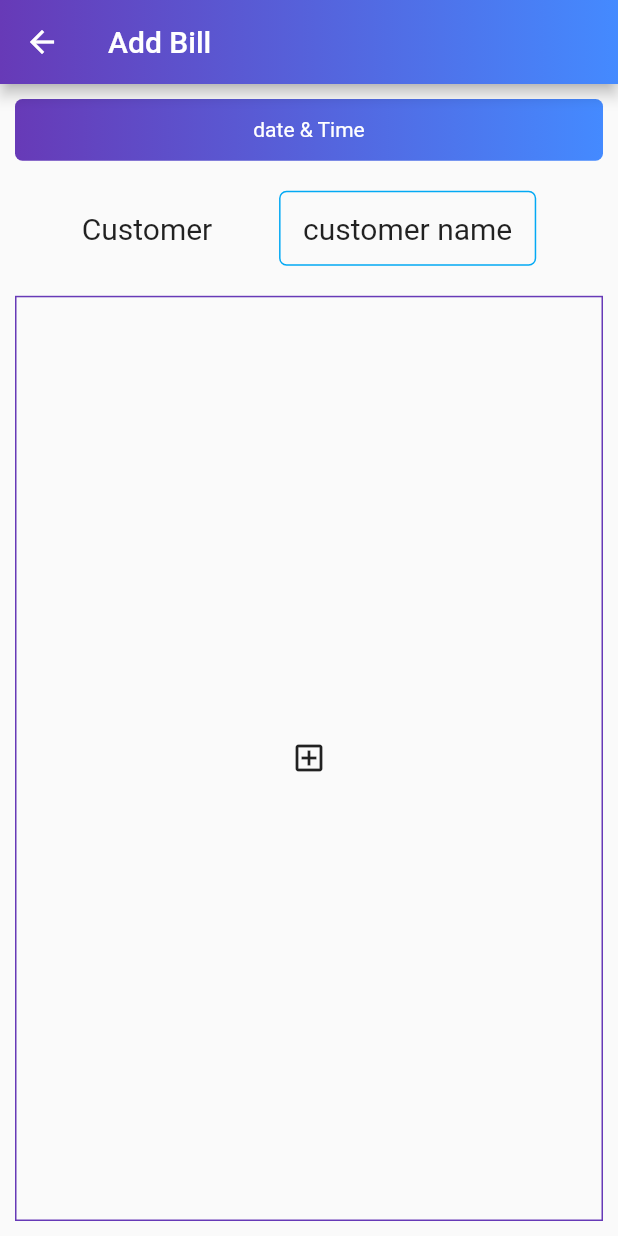
After one commit to mlg199968/price_list_pro, a Flutter app: the screen it shows after launch, item 2 of the bottom bar chosen, after a tap on "Add Bill", on a phone screen of 412 x 824 dp. The commit adds this screen. Run offline on Flutter 3.47's test engine with Material 2 defaults, Android fonts, the phone set to English and light mode, and no system bars; our stand-ins replace auto_size_text, dropdown_button2; network calls fail.

Commit message:
fourth commit

```diff
--- /dev/null
+++ b/lib/features/add/add_bill/add_bill.dart
@@ -0,0 +1,69 @@
+import 'package:flutter/material.dart';
+import 'package:price_list_pro/constants/constants.dart';
+import 'package:price_list_pro/features/add/add_bill/screens/customer_select_screen.dart';
+
+class AddBill extends StatefulWidget {
+  static const String id="/AddBill";
+  const AddBill({Key? key}) : super(key: key);
+
+  @override
+  State<AddBill> createState() => _AddBillState();
+}
+
+class _AddBillState extends State<AddBill> {
+  @override
+  Widget build(BuildContext context) {
+    return Scaffold(
+      appBar: AppBar(
+        flexibleSpace: Container(
+          decoration: const BoxDecoration(gradient: kMainGradiant),
+        ),
+        title: const Text("Add Bill"),),
+      body: Container(
+        padding: const EdgeInsets.all(10),
+        child: Column(
+          children: [
+            //TODO: Time & Date Part
+            Container(
+              height: MediaQuery.of(context).size.height *.05,
+              alignment: Alignment.center,
+              decoration: BoxDecoration(gradient: kMainGradiant,borderRadius: BorderRadius.circular(5)),
+              child: const Text("date & Time",style:TextStyle(color: Colors.white),),
+            ),
+            const SizedBox(
+              height: 20,
+            ),
+            //TODO: Choose Customer Part
+            Row(
+              mainAxisAlignment: MainAxisAlignment.spaceEvenly,
+              children: [
+                const Text("Customer",style: TextStyle(fontSize: 20),),
+                GestureDetector(
+                  onTap: (){
+                    Navigator.pushNamed(context, CustomerSelectScreen.id);
+                  },
+                  child: Container(
+                    alignment: Alignment.center,
+                    padding: const EdgeInsets.symmetric(horizontal: 15),
+                    height: 50,
+                    decoration: BoxDecoration(borderRadius: BorderRadius.circular(5),border: Border.all(color: Colors.lightBlue)),
+                    child: const Text("customer name",style: TextStyle(fontSize: 20),),
+                  ),
+                ),
+
+              ],
+            ),
+            SizedBox(height: 20,),
+            Expanded(
+              child: Container(
+                width: double.maxFinite,
+                decoration: BoxDecoration(border: Border.all(color: kColor1)),
+                child: Icon(Icons.add_box_outlined),
+              ),
+            )
+          ],
+        ),
+      ),
+    );
+  }
+}
--- a/lib/features/add/add_screen.dart
+++ b/lib/features/add/add_screen.dart
@@ -1,5 +1,6 @@
 import 'package:flutter/material.dart';
 import 'package:price_list_pro/common/widgets/card_button.dart';
+import 'package:price_list_pro/features/add/add_bill/add_bill.dart';
 import 'package:price_list_pro/features/add/add_customer/add_customer_screen.dart';
 import 'package:price_list_pro/features/add/add_ware/add_ware_screen.dart';
 
@@ -17,11 +18,22 @@ class _AddScreenState extends State<AddScreen> {
   Widget build(BuildContext context) {
     return Scaffold(
       body: Container(
-        padding: const EdgeInsets.all(20),
+        padding: const EdgeInsets.symmetric(horizontal: 20,vertical: 5),
         alignment: Alignment.center,
+        child: SingleChildScrollView(
           child: Column(
             mainAxisAlignment: MainAxisAlignment.spaceEvenly,
             children: [
+              CardButton(
+                label: "Add Bill",
+                image: "7",
+                width: double.maxFinite,
+                height: 150,
+                direction: false,
+                onTap: () {
+                  Navigator.pushNamed(context, AddBill.id);
+                },
+              ),
               CardButton(
                 label: "Add Ware",
                 image: "7",
@@ -53,6 +65,7 @@ class _AddScreenState extends State<AddScreen> {
             ],
           ),
         ),
+      ),
     );
   }
 }
--- a/lib/features/home/customer_list/parts/customer_info_panel.dart
+++ b/lib/features/home/customer_list/parts/customer_info_panel.dart
@@ -22,7 +22,7 @@ class CustomerInfoPanel extends StatelessWidget {
               CustomerInfoPanelRow(title: "Nick Name",infoList: infoData.nickName),
               CustomerInfoPanelRow(title: "Phone Number",infoList: infoData.phoneNumber),
               CustomerInfoPanelRow(title: "Description",infoList: infoData.description),
-              CustomerInfoPanelRow(title: "Id",infoList: infoData.id!),
+              CustomerInfoPanelRow(title: "Id",infoList: infoData.id),
 
               const SizedBox(height: 20,),
               Container(
--- a/lib/model/customer.dart
+++ b/lib/model/customer.dart
@@ -6,7 +6,7 @@ class Customer {
   final String nickName;
   final String phoneNumber;
   final String description;
-  final String? id;
+  final String id;
 
   Customer({
     required this.firstName,
@@ -14,7 +14,7 @@ class Customer {
     required this.nickName,
     required this.phoneNumber,
     required this.description,
-    this.id,
+    required this.id,
   });
 
   Map<String, dynamic> toMap() {
@@ -35,7 +35,7 @@ class Customer {
       nickName: map['nickName'] as String,
       phoneNumber: map['phoneNumber'] as String,
       description: map['description'] as String,
-      id: map['id'] as String,
+      id: map['id'] ?? "",
     );
   }
 String toJson()=>json.encode(toMap());
--- a/lib/router.dart
+++ b/lib/router.dart
@@ -1,4 +1,6 @@
 import 'package:flutter/material.dart';
+import 'package:price_list_pro/features/add/add_bill/add_bill.dart';
+import 'package:price_list_pro/features/add/add_bill/screens/customer_select_screen.dart';
 import 'package:price_list_pro/features/add/add_customer/add_customer_screen.dart';
 import 'package:price_list_pro/features/add/add_ware/add_ware_screen.dart';
 
@@ -25,6 +27,10 @@ Route generateRoute(RouteSettings routeSettings) {
       return MaterialPageRoute(builder: (_)=> const AddCustomerScreen());
       case CustomerListScreen.id:
       return MaterialPageRoute(builder: (_)=> const CustomerListScreen());
+      case AddBill.id:
+      return MaterialPageRoute(builder: (_)=> const AddBill());
+      case CustomerSelectScreen.id:
+      return MaterialPageRoute(builder: (_)=> const CustomerSelectScreen());
 
       case WareListScreen.id:
       return MaterialPageRoute(builder: (_)=> const WareListScreen());
```
Also changed, not shown: lib/features/add/add_bill/screens/customer_select_screen.dart (added, +123 -0 lines), lib/features/home/customer_list/parts/customer_list_part.dart (+17 -6 lines), lib/features/home/ware_list/panels/list_panel.dart (+28 -8 lines), lib/features/home/ware_list/widgets/cell.dart (+5 -12 lines), lib/services/customer_services.dart (+5 -3 lines). Lines whose indentation alone changed are shown as unchanged.
